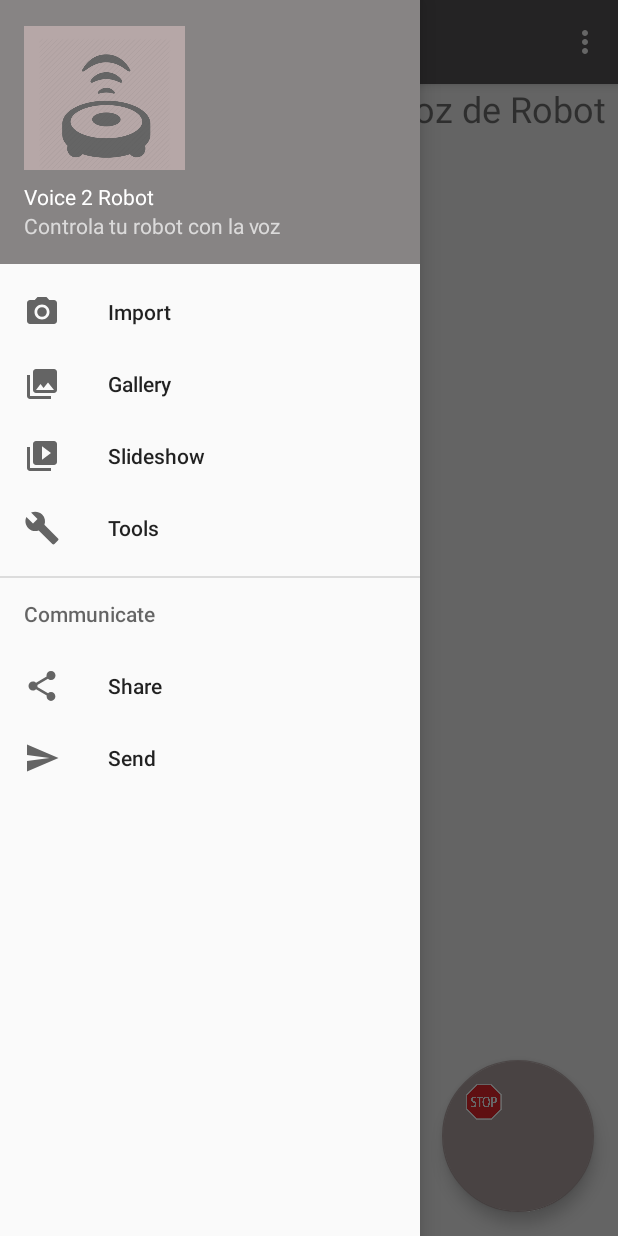
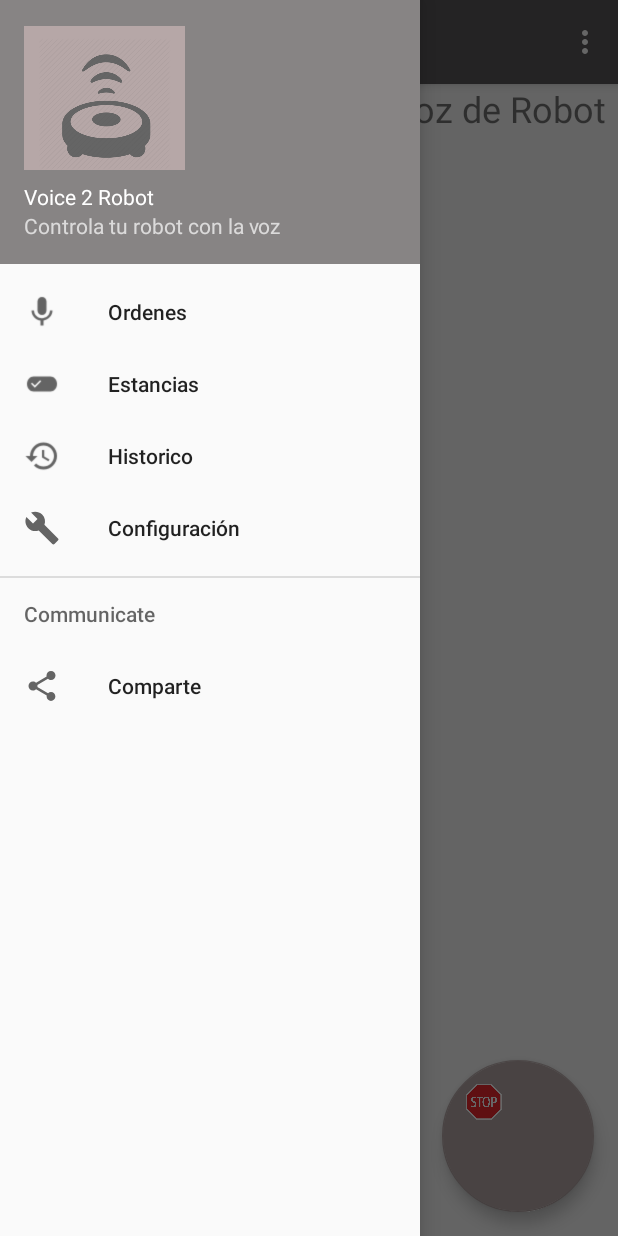
Before and after one commit to AmirHTH/Droid2Car, an Android app: the screen it shows after launch (MainActivity), with the side drawer open, on a phone screen of 412 x 824 dp. Run offline under Robolectric (Android 15) with nearby library versions, the phone set to English and light mode, and no system bars.

Commit message:
new menu

```diff
--- a/app/src/main/java/com/prototype/droid2car/droid2car/MainActivity.kt
+++ b/app/src/main/java/com/prototype/droid2car/droid2car/MainActivity.kt
@@ -95,24 +95,22 @@ class MainActivity : AppCompatActivity(), NavigationView.OnNavigationItemSelecte
     override fun onNavigationItemSelected(item: MenuItem): Boolean {
         // Handle navigation view item clicks here.
         when (item.itemId) {
-            R.id.nav_camera -> {
+            R.id.nav_ordenes -> {
                 // Handle the camera action
             }
-            R.id.nav_gallery -> {
+            R.id.nav_estancias -> {
 
             }
-            R.id.nav_slideshow -> {
+            R.id.nav_historico -> {
 
             }
-            R.id.nav_manage -> {
+            R.id.nav_configuracion -> {
 
             }
             R.id.nav_share -> {
 
             }
-            R.id.nav_send -> {
 
-            }
         }
 
         drawer_layout.closeDrawer(GravityCompat.START)
--- a/app/src/main/res/menu/activity_main_drawer.xml
+++ b/app/src/main/res/menu/activity_main_drawer.xml
@@ -5,21 +5,21 @@
 
     <group android:checkableBehavior="single">
         <item
-            android:id="@+id/nav_camera"
-            android:icon="@drawable/ic_menu_camera"
-            android:title="Import" />
+            android:id="@+id/nav_ordenes"
+            android:icon="@drawable/mic_white_18"
+            android:title="Ordenes" />
         <item
-            android:id="@+id/nav_gallery"
-            android:icon="@drawable/ic_menu_gallery"
-            android:title="Gallery" />
+            android:id="@+id/nav_estancias"
+            android:icon="@drawable/edit_attributes_white_18"
+            android:title="Estancias" />
         <item
-            android:id="@+id/nav_slideshow"
-            android:icon="@drawable/ic_menu_slideshow"
-            android:title="Slideshow" />
+            android:id="@+id/nav_historico"
+            android:icon="@drawable/history_white_18"
+            android:title="Historico" />
         <item
-            android:id="@+id/nav_manage"
+            android:id="@+id/nav_configuracion"
             android:icon="@drawable/ic_menu_manage"
-            android:title="Tools" />
+            android:title="Configuración" />
     </group>
 
     <item android:title="Communicate">
@@ -27,11 +27,8 @@
             <item
                 android:id="@+id/nav_share"
                 android:icon="@drawable/ic_menu_share"
-                android:title="Share" />
-            <item
-                android:id="@+id/nav_send"
-                android:icon="@drawable/ic_menu_send"
-                android:title="Send" />
+                android:title="Comparte" />
+
         </menu>
     </item>
 
```
Also changed, not shown: app/src/main/res/drawable/edit_attributes_white_18.png (added), app/src/main/res/drawable/history_white_18.png (added), app/src/main/res/drawable/layers_white_18.png (added), app/src/main/res/drawable/map_white_18.png (added), app/src/main/res/drawable/mic_white_18.png (added).
